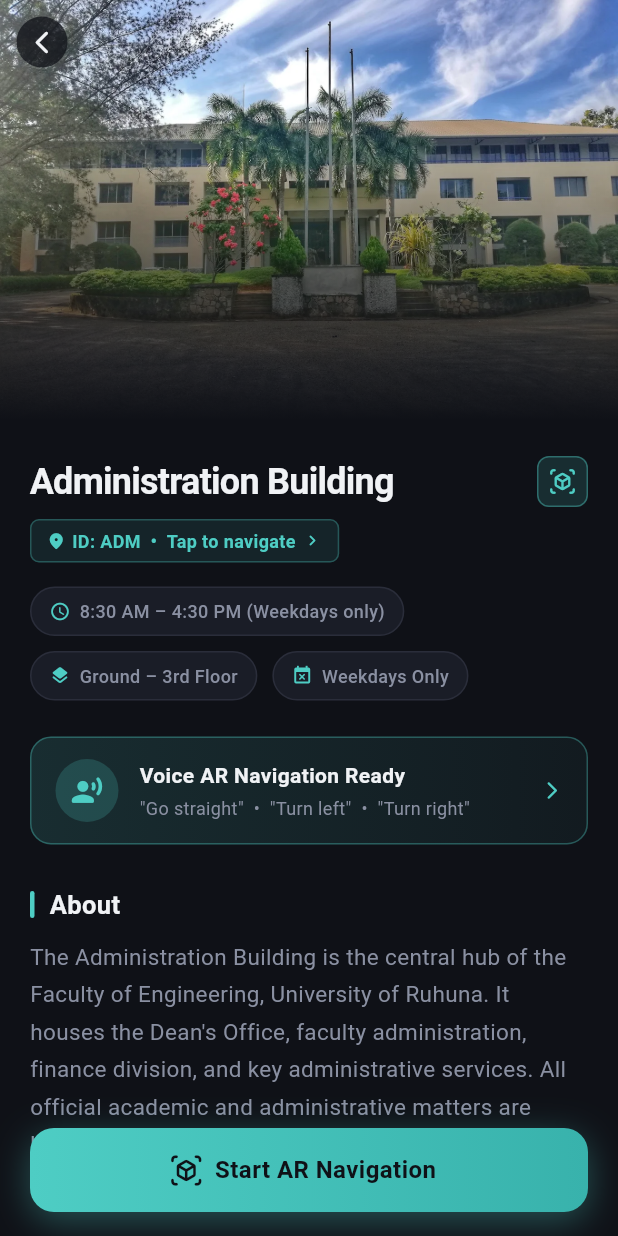
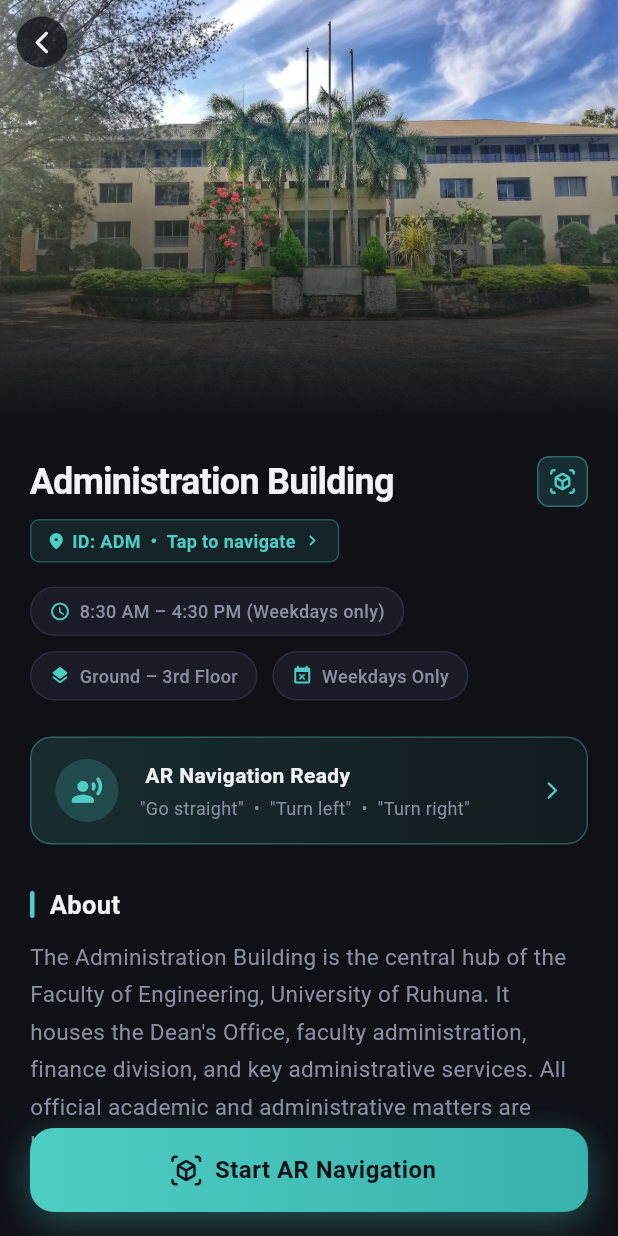
Before and after one commit to Shanilka-Yapa/AR-campus-navigation-system---ARWayz, a Flutter app: the BuildingDetailsPage screen opened directly with sample values from the repository, on a phone screen of 412 x 824 dp. Run offline on Flutter 3.47's test engine with Material 3 defaults, Android fonts, the phone set to English and light mode, and no system bars; our stand-ins replace camera, cloud_firestore, firebase_core, flutter_compass, flutter_tts, geolocator and 3 more; missing offline and left inert: mobile_scanner; accounts and stored records are empty.

Commit message:
destination1

```diff
--- a/arwayz/lib/Building_Details_page.dart
+++ b/arwayz/lib/Building_Details_page.dart
@@ -850,7 +850,7 @@
                 crossAxisAlignment: CrossAxisAlignment.start,
                 children: const [
                   Text(
-                    'Voice AR Navigation Ready',
+                    ' AR Navigation Ready',
                     style: TextStyle(
                       color: _textPri,
                       fontSize: 14,
```
